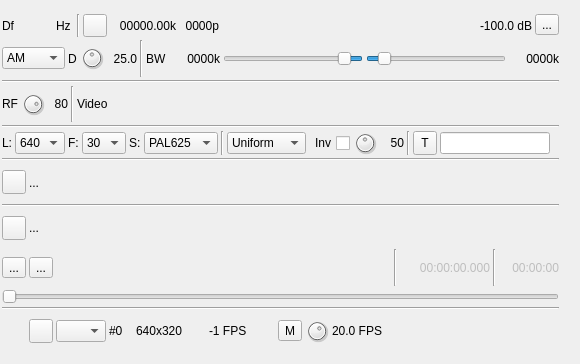
Old version of the form plugins/channeltx/modatv/atvmodgui.ui in the repository f4exb/sdrangel.
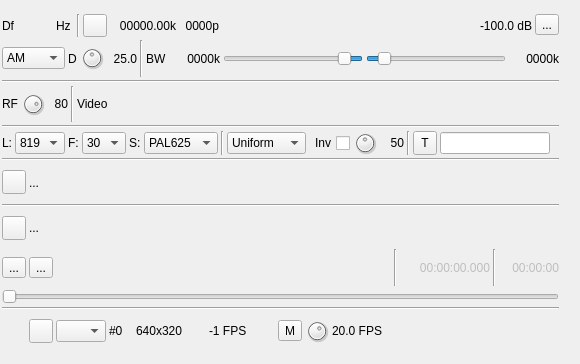
New version of the form. Icons and pictures are not drawn. Custom widgets are drawn as their Qt base class.

Diff of the .ui file:
```diff
--- a/plugins/channeltx/modatv/atvmodgui.ui
+++ b/plugins/channeltx/modatv/atvmodgui.ui
@@ -537,6 +537,11 @@
         <property name="toolTip">
          <string>Lines per full frame</string>
         </property>
+        <item>
+         <property name="text">
+          <string>819</string>
+         </property>
+        </item>
         <item>
          <property name="text">
           <string>640</string>
```
Left out of the diff: 2 changed lines with no effect on the pictures.
